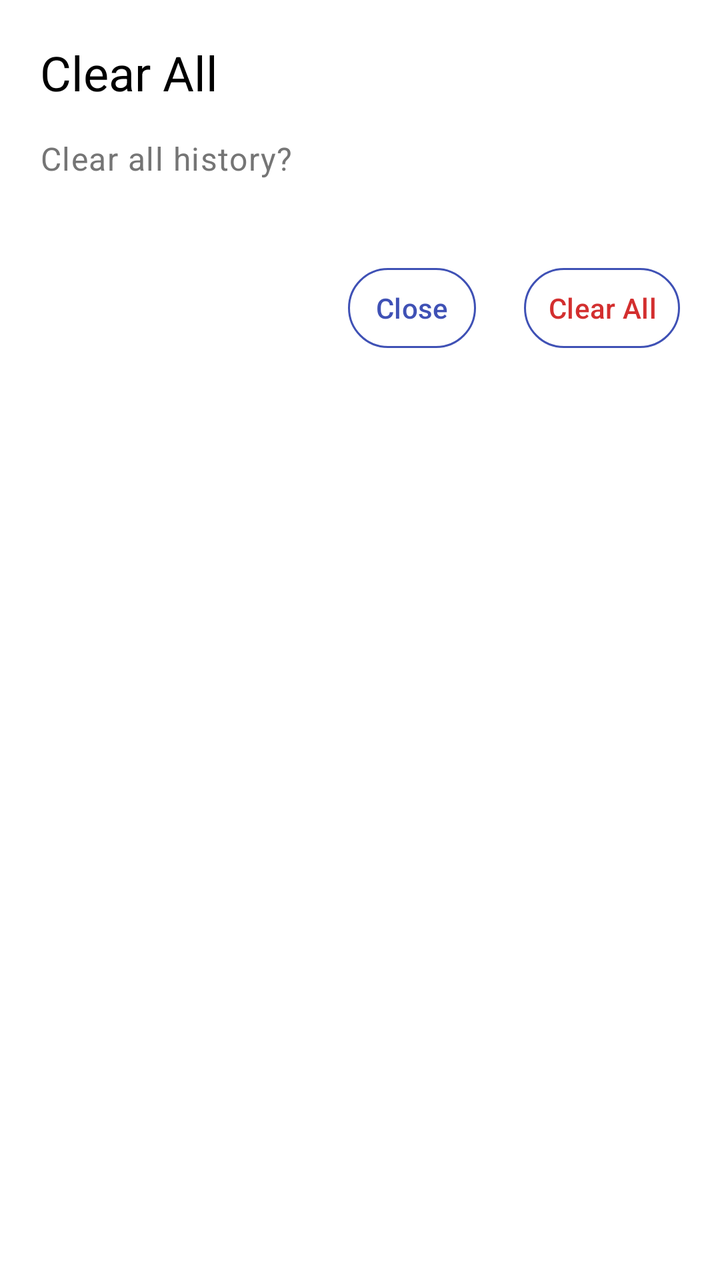
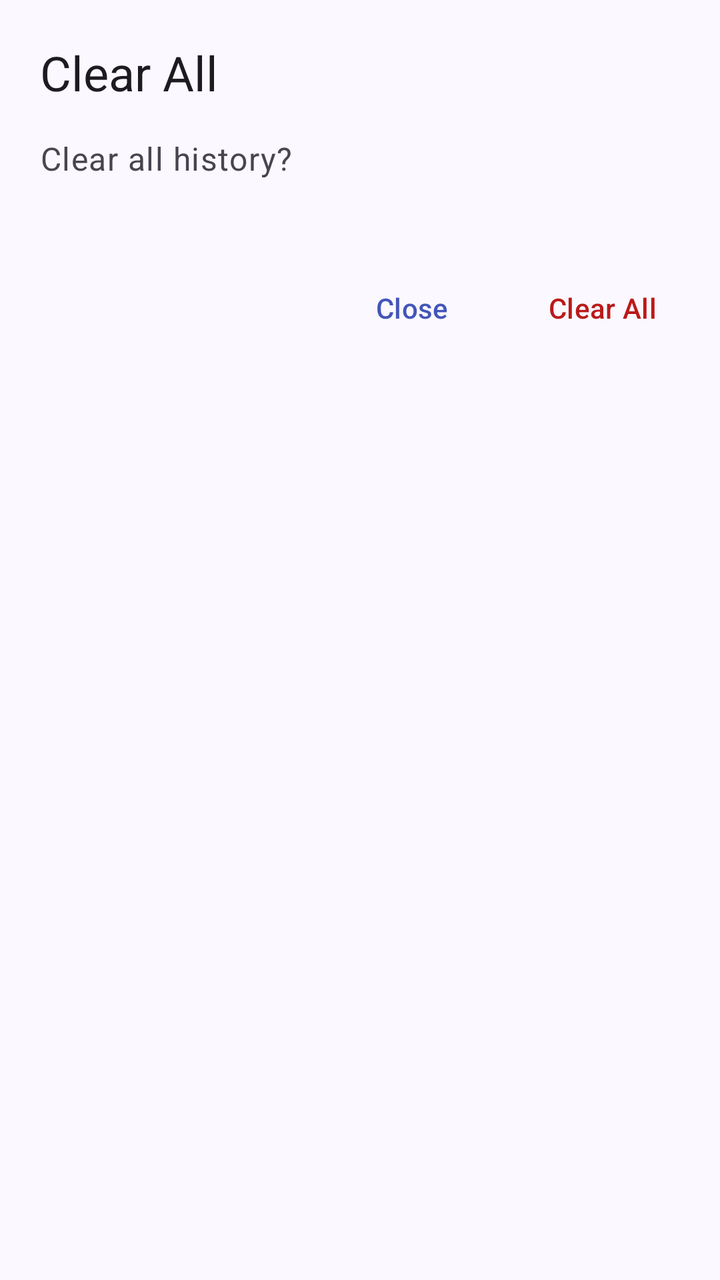

Screens rendered from an Android XML layout before and after an edit, with the pre-edit source and the edit as a unified diff.
<!-- AndroidManifest.xml: application theme Theme.FixupXer -->
<!-- res/layout/dialog_clear_history.xml -->
<?xml version="1.0" encoding="utf-8"?>
<LinearLayout xmlns:android="http://schemas.android.com/apk/res/android"
    xmlns:app="http://schemas.android.com/apk/res-auto"
    android:layout_width="match_parent"
    android:layout_height="wrap_content"
    android:orientation="vertical"
    android:paddingTop="@dimen/padding_large"
    android:paddingStart="@dimen/padding_large"
    android:paddingEnd="@dimen/padding_large"
    android:paddingBottom="@dimen/padding_small">

    <TextView
        android:layout_width="match_parent"
        android:layout_height="wrap_content"
        android:text="@string/clear_all"
        android:textAppearance="@style/TextAppearance.Material3.HeadlineSmall"
        android:textColor="?android:attr/textColorPrimary"
        android:layout_marginBottom="@dimen/margin_medium" />

    <TextView
        android:layout_width="match_parent"
        android:layout_height="wrap_content"
        android:text="@string/clear_history_confirm"
        android:textAppearance="@style/TextAppearance.Material3.BodyLarge"
        android:textColor="?android:attr/textColorSecondary"
        android:layout_marginBottom="@dimen/margin_large" />

    <LinearLayout
        android:layout_width="match_parent"
        android:layout_height="wrap_content"
        android:orientation="horizontal"
        android:gravity="end"
        android:layout_marginTop="@dimen/margin_medium">

        <com.google.android.material.button.MaterialButton
            android:id="@+id/buttonClose"
            style="@style/Widget.Material3.Button.TextButton.Dialog"
            android:layout_width="wrap_content"
            android:layout_height="wrap_content"
            android:text="@string/close"
            android:layout_marginEnd="@dimen/margin_medium" />

        <com.google.android.material.button.MaterialButton
            android:id="@+id/buttonClearAll"
            style="@style/Widget.Material3.Button.TextButton.Dialog"
            android:layout_width="wrap_content"
            android:layout_height="wrap_content"
            android:text="@string/clear_all"
            android:textColor="@color/error" />

    </LinearLayout>

</LinearLayout>
<!-- resources referenced by this layout -->
<resources>
  <color name="error">#D32F2F</color>
  <style name="Theme.FixupXer" parent="Theme.Material3.Light.NoActionBar">
          
          <item name="android:windowBackground">@color/white</item>
          
          
          <item name="colorPrimary">@color/primary</item>
          <item name="colorPrimaryVariant">@color/primary_dark</item>
          <item name="colorOnPrimary">@color/white</item>
          
          
          <item name="colorSecondary">@color/accent</item>
          <item name="colorSecondaryVariant">@color/accent_dark</item>
          <item name="colorOnSecondary">@color/white</item>
          
          
          <item name="android:colorBackground">@color/background</item>
          <item name="colorOnBackground">@color/black</item>
          
          
          <item name="colorSurface">@color/white</item>
          <item name="colorOnSurface">@color/black</item>
          
          
          <item name="android:textColorPrimary">@color/black</item>
          <item name="android:textColorSecondary">@color/dark_gray</item>
          
          
          <item name="materialCardViewStyle">@style/CardStyle</item>
          <item name="switchStyle">@style/SwitchStyle</item>
          <item name="materialButtonStyle">@style/ButtonStyle</item>
      </style>
  <color name="white">#FFFFFF</color>
  <color name="primary">#3F51B5</color>
  <color name="primary_dark">#303F9F</color>
  <color name="accent">#536DFE</color>
  <color name="accent_dark">#3D5AFE</color>
  <color name="background">#F2F4F6</color>
  <color name="black">#000000</color>
  <color name="dark_gray">#757575</color>
  <style name="CardStyle" parent="Widget.Material3.CardView.Elevated">
          <item name="cardCornerRadius">@dimen/card_corner_radius</item>
          <item name="cardElevation">0dp</item>
          <item name="strokeWidth">@dimen/card_stroke_width</item>
          <item name="strokeColor">@color/card_stroke</item>
      </style>
  <style name="SwitchStyle" parent="Widget.Material3.CompoundButton.Switch">
          <item name="thumbTint">@color/switch_thumb_selector</item>
          <item name="trackTint">@color/switch_track_selector</item>
      </style>
  <style name="ButtonStyle" parent="Widget.Material3.Button.OutlinedButton">
          <item name="android:textColor">@color/button_text</item>
          <item name="strokeColor">@color/button_stroke</item>
          <item name="backgroundTint">@color/button_background</item>
          <item name="cornerRadius">@dimen/button_corner_radius</item>
      </style>
  <color name="card_stroke">#E0E0E0</color>
  <color name="button_text">#3F51B5</color>
  <color name="button_stroke">#3F51B5</color>
  <color name="button_background">#FFFFFF</color>
  <dimen name="button_corner_radius">24dp</dimen>
  <!-- unchanged entries left out for length: 9 -->
</resources>

<!-- the commit's change to res/layout/dialog_clear_history.xml (unified diff, before → after) -->
@@ -46,7 +46,7 @@
             android:layout_width="wrap_content"
             android:layout_height="wrap_content"
             android:text="@string/clear_all"
-            android:textColor="@color/error" />
+            android:textColor="?attr/colorError" />
 
     </LinearLayout>
 
<!-- resource entries referenced after the edit -->
@@ -1,66 +1,103 @@
 <!-- resources referenced by this layout -->
 <resources>
-  <color name="error">#D32F2F</color>
-  <style name="Theme.FixupXer" parent="Theme.Material3.Light.NoActionBar">
+  <style name="Theme.FixupXer" parent="Base.Theme.FixupXer" />
+  <style name="Base.Theme.FixupXer" parent="Theme.Material3.DayNight.NoActionBar">
           
-          <item name="android:windowBackground">@color/white</item>
+          <item name="colorPrimary">@color/md_theme_primary</item>
+          <item name="colorOnPrimary">@color/md_theme_onPrimary</item>
+          <item name="colorPrimaryContainer">@color/md_theme_primaryContainer</item>
+          <item name="colorOnPrimaryContainer">@color/md_theme_onPrimaryContainer</item>
+  
           
+          <item name="colorSecondary">@color/md_theme_secondary</item>
+          <item name="colorOnSecondary">@color/md_theme_onSecondary</item>
+          <item name="colorSecondaryContainer">@color/md_theme_secondaryContainer</item>
+          <item name="colorOnSecondaryContainer">@color/md_theme_onSecondaryContainer</item>
+  
           
-          <item name="colorPrimary">@color/primary</item>
-          <item name="colorPrimaryVariant">@color/primary_dark</item>
-          <item name="colorOnPrimary">@color/white</item>
+          <item name="colorTertiary">@color/md_theme_tertiary</item>
+          <item name="colorOnTertiary">@color/md_theme_onTertiary</item>
+          <item name="colorTertiaryContainer">@color/md_theme_tertiaryContainer</item>
+          <item name="colorOnTertiaryContainer">@color/md_theme_onTertiaryContainer</item>
+  
           
+          <item name="colorError">@color/md_theme_error</item>
+          <item name="colorOnError">@color/md_theme_onError</item>
+          <item name="colorErrorContainer">@color/md_theme_errorContainer</item>
+          <item name="colorOnErrorContainer">@color/md_theme_onErrorContainer</item>
+  
           
-          <item name="colorSecondary">@color/accent</item>
-          <item name="colorSecondaryVariant">@color/accent_dark</item>
-          <item name="colorOnSecondary">@color/white</item>
+          <item name="android:colorBackground">@color/md_theme_background</item>
+          <item name="colorOnBackground">@color/md_theme_onBackground</item>
+          <item name="colorSurface">@color/md_theme_surface</item>
+          <item name="colorOnSurface">@color/md_theme_onSurface</item>
+          <item name="colorSurfaceVariant">@color/md_theme_surfaceVariant</item>
+          <item name="colorOnSurfaceVariant">@color/md_theme_onSurfaceVariant</item>
+  
           
+          <item name="colorOutline">@color/md_theme_outline</item>
+          <item name="colorOutlineVariant">@color/md_theme_outlineVariant</item>
+  
           
-          <item name="android:colorBackground">@color/background</item>
-          <item name="colorOnBackground">@color/black</item>
+          <item name="colorSurfaceContainerLowest">@color/md_theme_surfaceContainerLowest</item>
+          <item name="colorSurfaceContainerLow">@color/md_theme_surfaceContainerLow</item>
+          <item name="colorSurfaceContainer">@color/md_theme_surfaceContainer</item>
+          <item name="colorSurfaceContainerHigh">@color/md_theme_surfaceContainerHigh</item>
+          <item name="colorSurfaceContainerHighest">@color/md_theme_surfaceContainerHighest</item>
+  
           
-          
-          <item name="colorSurface">@color/white</item>
-          <item name="colorOnSurface">@color/black</item>
-          
-          
-          <item name="android:textColorPrimary">@color/black</item>
-          <item name="android:textColorSecondary">@color/dark_gray</item>
-          
+          <item name="colorSurfaceInverse">@color/md_theme_inverseSurface</item>
+          <item name="colorOnSurfaceInverse">@color/md_theme_inverseOnSurface</item>
+          <item name="colorPrimaryInverse">@color/md_theme_inversePrimary</item>
+  
           
           <item name="materialCardViewStyle">@style/CardStyle</item>
-          <item name="switchStyle">@style/SwitchStyle</item>
+          <item name="materialSwitchStyle">@style/SwitchStyle</item>
           <item name="materialButtonStyle">@style/ButtonStyle</item>
+  
+          
+          <item name="android:windowContentOverlay">@null</item>
       </style>
-  <color name="white">#FFFFFF</color>
-  <color name="primary">#3F51B5</color>
-  <color name="primary_dark">#303F9F</color>
-  <color name="accent">#536DFE</color>
-  <color name="accent_dark">#3D5AFE</color>
-  <color name="background">#F2F4F6</color>
-  <color name="black">#000000</color>
-  <color name="dark_gray">#757575</color>
+  <color name="md_theme_primary">#4355B9</color>
+  <color name="md_theme_onPrimary">#FFFFFF</color>
+  <color name="md_theme_primaryContainer">#DEE0FF</color>
+  <color name="md_theme_onPrimaryContainer">#00105C</color>
+  <color name="md_theme_secondary">#5B5D72</color>
+  <color name="md_theme_onSecondary">#FFFFFF</color>
+  <color name="md_theme_secondaryContainer">#E0E1F9</color>
+  <color name="md_theme_onSecondaryContainer">#181A2C</color>
+  <color name="md_theme_tertiary">#77536D</color>
+  <color name="md_theme_onTertiary">#FFFFFF</color>
+  <color name="md_theme_tertiaryContainer">#FFD7F1</color>
+  <color name="md_theme_onTertiaryContainer">#2D1228</color>
+  <color name="md_theme_error">#BA1A1A</color>
+  <color name="md_theme_onError">#FFFFFF</color>
+  <color name="md_theme_errorContainer">#FFDAD6</color>
+  <color name="md_theme_onErrorContainer">#410002</color>
+  <color name="md_theme_background">#FBF8FF</color>
+  <color name="md_theme_onBackground">#1B1B21</color>
+  <color name="md_theme_surface">#FBF8FF</color>
+  <color name="md_theme_onSurface">#1B1B21</color>
+  <color name="md_theme_surfaceVariant">#E3E1EC</color>
+  <color name="md_theme_onSurfaceVariant">#46464F</color>
+  <color name="md_theme_outline">#767680</color>
+  <color name="md_theme_outlineVariant">#C7C5D0</color>
+  <color name="md_theme_surfaceContainerLowest">#FFFFFF</color>
+  <color name="md_theme_surfaceContainerLow">#F5F2FA</color>
+  <color name="md_theme_surfaceContainer">#EFEDF4</color>
+  <color name="md_theme_surfaceContainerHigh">#E9E7EF</color>
+  <color name="md_theme_surfaceContainerHighest">#E4E1E9</color>
+  <color name="md_theme_inverseSurface">#303036</color>
+  <color name="md_theme_inverseOnSurface">#F2EFF7</color>
+  <color name="md_theme_inversePrimary">#BAC3FF</color>
   <style name="CardStyle" parent="Widget.Material3.CardView.Elevated">
           <item name="cardCornerRadius">@dimen/card_corner_radius</item>
           <item name="cardElevation">0dp</item>
           <item name="strokeWidth">@dimen/card_stroke_width</item>
-          <item name="strokeColor">@color/card_stroke</item>
+          <item name="strokeColor">@color/md_theme_outlineVariant</item>
       </style>
-  <style name="SwitchStyle" parent="Widget.Material3.CompoundButton.Switch">
-          <item name="thumbTint">@color/switch_thumb_selector</item>
-          <item name="trackTint">@color/switch_track_selector</item>
-      </style>
-  <style name="ButtonStyle" parent="Widget.Material3.Button.OutlinedButton">
-          <item name="android:textColor">@color/button_text</item>
-          <item name="strokeColor">@color/button_stroke</item>
-          <item name="backgroundTint">@color/button_background</item>
-          <item name="cornerRadius">@dimen/button_corner_radius</item>
-      </style>
-  <color name="card_stroke">#E0E0E0</color>
-  <color name="button_text">#3F51B5</color>
-  <color name="button_stroke">#3F51B5</color>
-  <color name="button_background">#FFFFFF</color>
-  <dimen name="button_corner_radius">24dp</dimen>
+  <style name="SwitchStyle" parent="Widget.Material3.CompoundButton.MaterialSwitch" />
+  <style name="ButtonStyle" parent="Widget.Material3.Button" />
   <!-- unchanged entries left out for length: 9 -->
 </resources>
 
